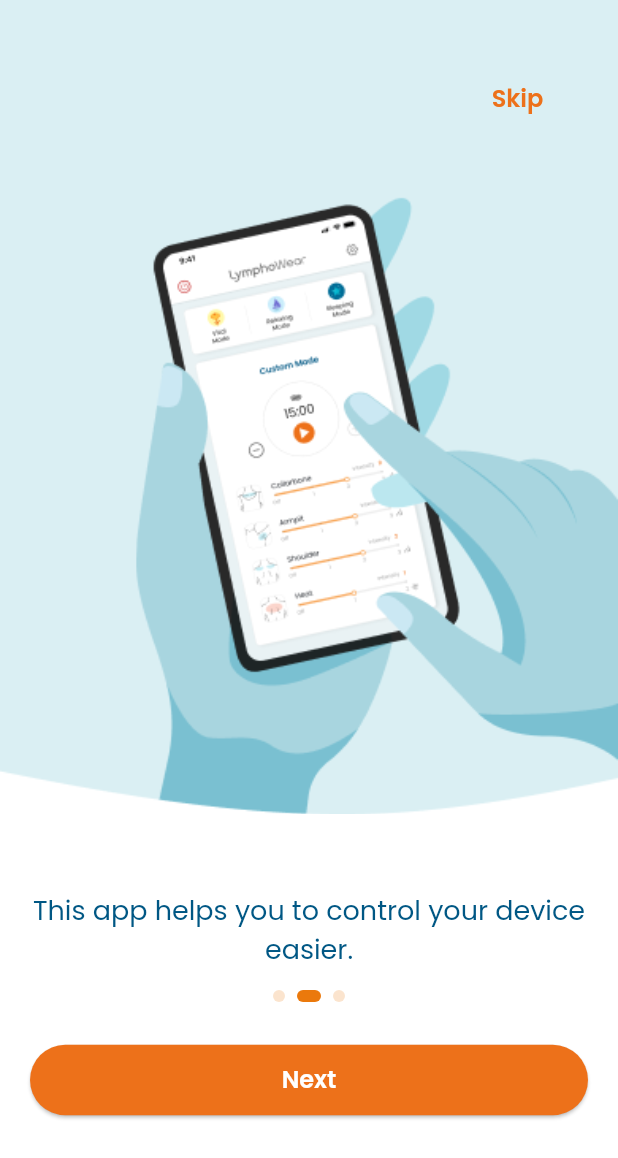
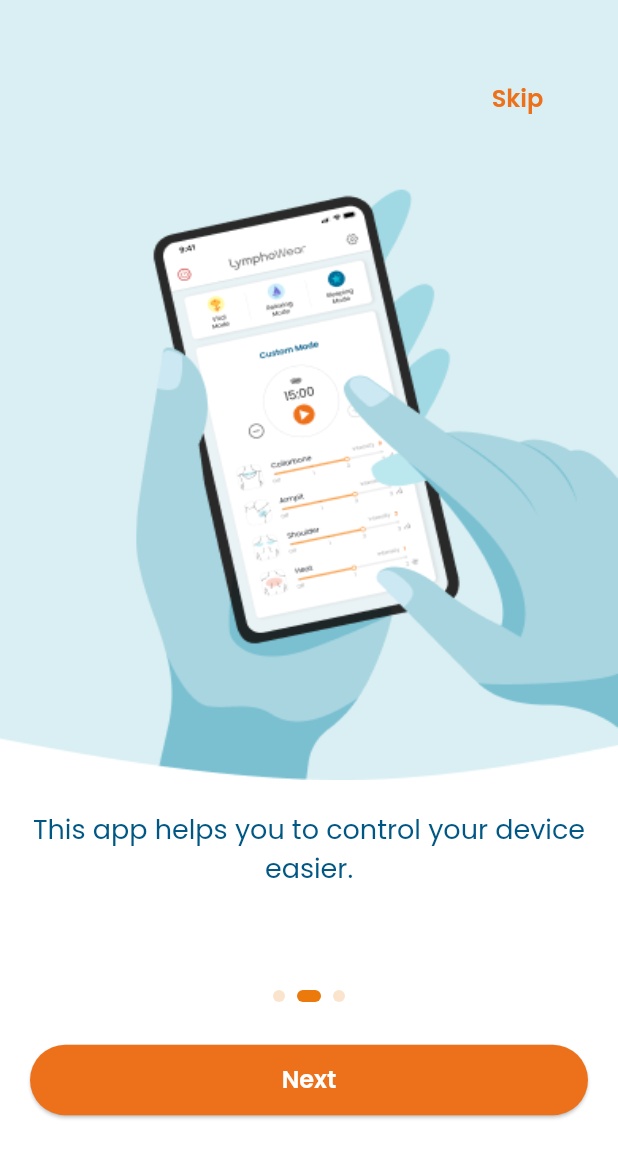
Before and after one commit to kwakdeung/lymphowear_remote_app, a Flutter app: the screen it shows after launch, swiped to page 2, on a phone screen of 412 x 824 dp. Shown: the top 1158 px of the screen. Run offline on Flutter 3.47's test engine with Material 2 defaults, Android fonts, the phone set to English and light mode, and no system bars; our stand-ins replace flutter_local_notifications, flutter_native_timezone, flutter_svg, lottie, rxdart, shared_preferences and 1 more.

Commit message:
onboarding_page.dart 디자인 수정
136 라인 margin top:54 추가

```diff
--- a/lib/pages/onboarding_page.dart
+++ b/lib/pages/onboarding_page.dart
@@ -133,7 +133,7 @@ class _OnboardingPageState extends State<OnboardingPage> {
                   child: pageView(),
                 ),
                 Container(
-                  margin: const EdgeInsets.all(0),
+                  margin: const EdgeInsets.only(top: 54),
                   child: dotIndicator(),
                 ),
                 Container(
```
